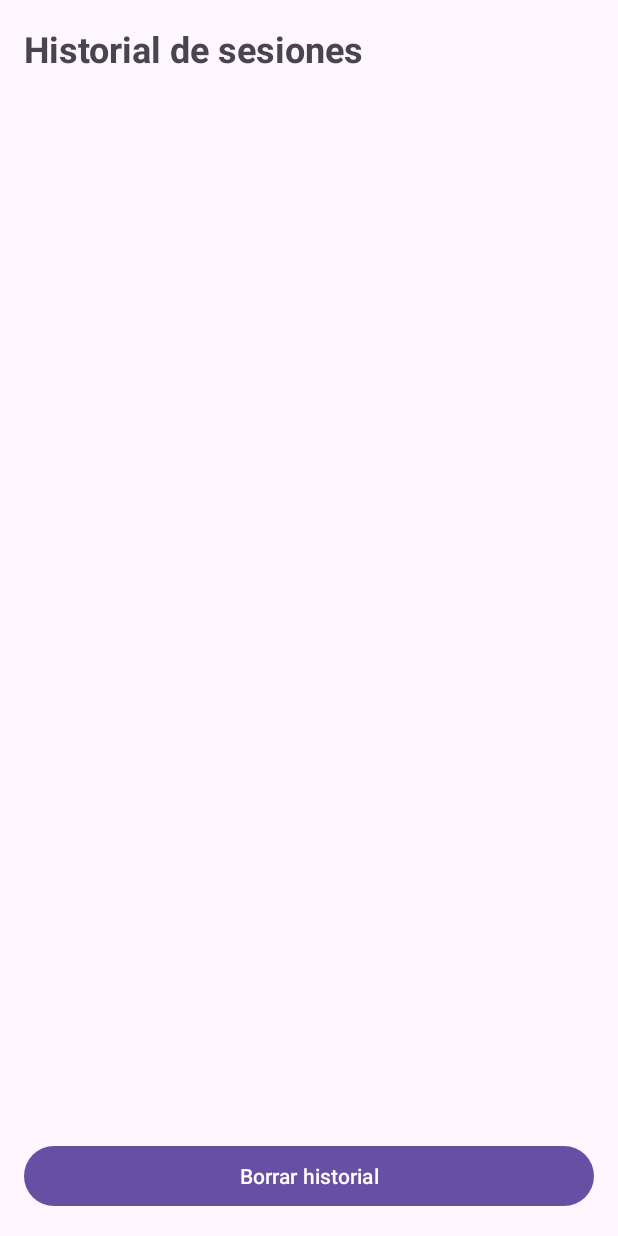
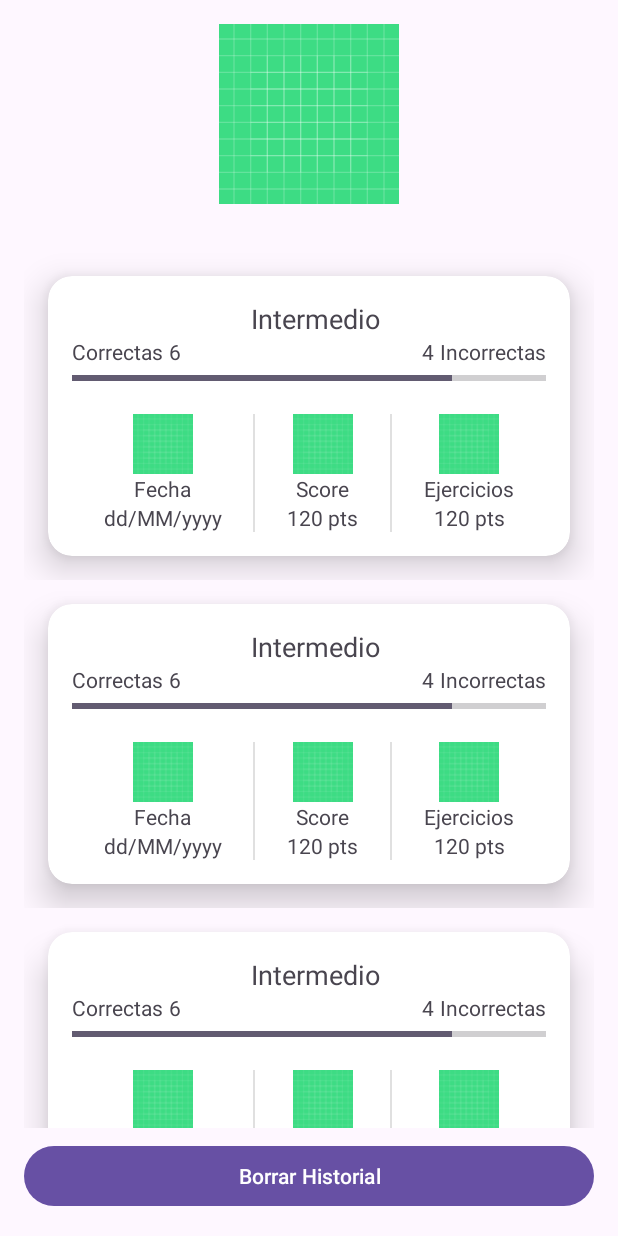
Before and after one commit to JhohellsDL/MultiplicationMasterApplication, an Android app: the layout fragment_session_history.xml on its own in the app's theme, with its tools: preview values and no code run, on a phone screen of 412 x 824 dp. Run offline under Robolectric (Android 15) with nearby library versions, the phone set to English and light mode, and no system bars.

Commit message:
recycler feedback ok, view session history

```diff
--- a/app/src/main/java/com/jdlstudios/multiplicationmasterapplication/data/repositories/interfacesimpl/ExerciseRepositoryImpl.kt
+++ b/app/src/main/java/com/jdlstudios/multiplicationmasterapplication/data/repositories/interfacesimpl/ExerciseRepositoryImpl.kt
@@ -17,7 +17,9 @@ class ExerciseRepositoryImpl(
     }
 
     override suspend fun getExercisesBySessionId(sessionId: Long): List<Exercise> {
-        TODO("Not yet implemented")
+        return exerciseDao.getExercisesForSession(sessionId).map {
+            it.toExercise()
+        }
     }
 
     override suspend fun uploadExercise(exercise: Exercise) {
--- /dev/null
+++ b/app/src/main/java/com/jdlstudios/multiplicationmasterapplication/ui/adapters/FeedbackAdapter.kt
@@ -0,0 +1,44 @@
+package com.jdlstudios.multiplicationmasterapplication.ui.adapters
+
+import android.view.LayoutInflater
+import android.view.View
+import android.view.ViewGroup
+import android.widget.TextView
+import androidx.recyclerview.widget.RecyclerView
+import com.jdlstudios.multiplicationmasterapplication.R
+import com.jdlstudios.multiplicationmasterapplication.data.models.Exercise
+
+class FeedbackAdapter(): RecyclerView.Adapter<FeedbackAdapter.ViewHolder>() {
+
+    var data = listOf<Exercise>()
+
+    class ViewHolder private constructor(itemView: View) : RecyclerView.ViewHolder(itemView){
+        val answerUser: TextView = itemView.findViewById(R.id.text_answer_user)
+
+        fun bind(
+            item: Exercise
+        ){
+            answerUser.text = item.answerUser.toString()
+        }
+
+        companion object {
+            fun from(parent: ViewGroup): ViewHolder {
+                val layoutInflater = LayoutInflater.from(parent.context)
+                val view = layoutInflater.inflate(R.layout.item_exercise, parent, false)
+                return ViewHolder(view)
+            }
+        }
+    }
+    override fun onCreateViewHolder(parent: ViewGroup, viewType: Int): ViewHolder {
+        return ViewHolder.from(parent)
+    }
+
+    override fun onBindViewHolder(holder: ViewHolder, position: Int) {
+        val item = data[position]
+        holder.bind(item)
+    }
+
+    override fun getItemCount(): Int {
+        return data.size
+    }
+}
--- a/app/src/main/java/com/jdlstudios/multiplicationmasterapplication/ui/screens/FeedbackFragment.kt
+++ b/app/src/main/java/com/jdlstudios/multiplicationmasterapplication/ui/screens/FeedbackFragment.kt
@@ -11,6 +11,7 @@ import com.jdlstudios.multiplicationmasterapplication.MultiplicationApplication
 import com.jdlstudios.multiplicationmasterapplication.R
 import com.jdlstudios.multiplicationmasterapplication.data.local.models.SessionEntity
 import com.jdlstudios.multiplicationmasterapplication.databinding.FragmentFeedbackBinding
+import com.jdlstudios.multiplicationmasterapplication.ui.adapters.FeedbackAdapter
 import com.jdlstudios.multiplicationmasterapplication.ui.viewmodels.FeedbackViewModel
 import com.jdlstudios.multiplicationmasterapplication.ui.viewmodels.FeedbackViewModelFactory
 
@@ -23,6 +24,9 @@ class FeedbackFragment : Fragment() {
     ): View {
         binding = FragmentFeedbackBinding.inflate(inflater)
 
+        val adapter: FeedbackAdapter = FeedbackAdapter()
+
+
         val application = requireNotNull(this.activity).applicationContext
         val feedbackViewModel: FeedbackViewModel by viewModels {
             FeedbackViewModelFactory(
@@ -31,11 +35,16 @@ class FeedbackFragment : Fragment() {
             )
         }
 
-
         feedbackViewModel.currentSession.observe(viewLifecycleOwner){
             Log.i("asd",sessionToString(it))
+            feedbackViewModel.getListExercises(it.sessionId)
         }
 
+        feedbackViewModel.listExercises.observe(viewLifecycleOwner){
+            Log.i("asd","Lista ejercicios: $it")
+            adapter.data = it
+            binding.recyclerView.adapter = adapter
+        }
         return binding.root
     }
 
--- a/app/src/main/java/com/jdlstudios/multiplicationmasterapplication/ui/viewmodels/FeedbackViewModel.kt
+++ b/app/src/main/java/com/jdlstudios/multiplicationmasterapplication/ui/viewmodels/FeedbackViewModel.kt
@@ -1,10 +1,12 @@
 package com.jdlstudios.multiplicationmasterapplication.ui.viewmodels
 
+import android.util.Log
 import androidx.lifecycle.LiveData
 import androidx.lifecycle.MutableLiveData
 import androidx.lifecycle.ViewModel
 import androidx.lifecycle.viewModelScope
 import com.jdlstudios.multiplicationmasterapplication.data.local.models.SessionEntity
+import com.jdlstudios.multiplicationmasterapplication.data.models.Exercise
 import com.jdlstudios.multiplicationmasterapplication.data.models.Session
 import com.jdlstudios.multiplicationmasterapplication.data.repositories.interfacesimpl.ExerciseRepositoryImpl
 import com.jdlstudios.multiplicationmasterapplication.data.repositories.interfacesimpl.SessionRepositoryImpl
@@ -19,8 +21,21 @@ class FeedbackViewModel(
     val currentSession: LiveData<SessionEntity>
         get() = _currentSession
 
+
+    private val _listExercises = MutableLiveData<List<Exercise>>()
+    val listExercises: LiveData<List<Exercise>>
+        get() = _listExercises
+
     init {
         getCurrentSession()
+    }
+
+    fun getListExercises(sessionId: Long){
+        viewModelScope.launch {
+            exerciseRepository.getExercisesBySessionId(sessionId).let {
+                _listExercises.value = it
+            }
+        }
     }
 
     private fun getCurrentSession() {
--- a/app/src/main/res/layout/fragment_feedback.xml
+++ b/app/src/main/res/layout/fragment_feedback.xml
@@ -238,6 +238,7 @@
             app:layout_constraintBottom_toBottomOf="@id/restart_button"
             app:layout_constraintTop_toBottomOf="@id/card_view_detail"
             tools:itemCount="40"
+            app:layoutManager="androidx.recyclerview.widget.LinearLayoutManager"
             tools:listitem="@layout/item_exercise" />
 
         <Button
--- a/app/src/main/res/layout/fragment_session_history.xml
+++ b/app/src/main/res/layout/fragment_session_history.xml
@@ -1,40 +1,61 @@
 <?xml version="1.0" encoding="utf-8"?>
 <layout xmlns:android="http://schemas.android.com/apk/res/android"
+    xmlns:app="http://schemas.android.com/apk/res-auto"
     xmlns:tools="http://schemas.android.com/tools"
-    tools:context=".ui.screens.SessionHistoryFragment">
+    tools:context=".ui.screens.FeedbackFragment">
 
-    <LinearLayout
-        android:id="@+id/history_layout"
+    <androidx.constraintlayout.widget.ConstraintLayout
+        android:id="@+id/feedback_constraint_layout"
         android:layout_width="match_parent"
         android:layout_height="match_parent"
         android:orientation="vertical"
         android:padding="16dp">
 
-        <TextView
-            android:id="@+id/history_title_textview"
-            android:layout_width="wrap_content"
+        <androidx.appcompat.widget.AppCompatImageView
+            android:id="@+id/image_feedback"
+            android:layout_width="120dp"
+            android:layout_height="120dp"
+            android:src="@drawable/ic_launcher_background"
+            app:layout_constraintEnd_toEndOf="parent"
+            app:layout_constraintStart_toStartOf="parent"
+            app:layout_constraintTop_toTopOf="parent" />
+
+        <androidx.cardview.widget.CardView
+            android:id="@+id/card_view_detail"
+            android:layout_width="match_parent"
             android:layout_height="wrap_content"
-            android:text="Historial de sesiones"
-            android:textSize="24sp"
-            android:textStyle="bold"
-            android:layout_marginBottom="16dp"/>
+            android:layout_margin="16dp"
+            android:translationZ="10dp"
+            app:cardCornerRadius="16dp"
+            app:cardElevation="4dp"
+            app:layout_constraintEnd_toEndOf="parent"
+            app:layout_constraintStart_toStartOf="parent"
+            app:layout_constraintTop_toBottomOf="@id/image_feedback">
 
-        <ListView
-            android:id="@+id/history_listview"
+
+        </androidx.cardview.widget.CardView>
+
+        <androidx.recyclerview.widget.RecyclerView
+            android:id="@+id/recycler_view"
             android:layout_width="match_parent"
             android:layout_height="0dp"
-            android:layout_weight="1"
-            android:dividerHeight="1dp"
-            android:divider="@color/black"/>
+            android:layout_marginTop="16dp"
+            android:layout_marginBottom="56dp"
+            app:layout_constraintBottom_toBottomOf="@id/restart_button"
+            app:layout_constraintTop_toBottomOf="@id/card_view_detail"
+            tools:itemCount="40"
+            app:layoutManager="androidx.recyclerview.widget.LinearLayoutManager"
+            tools:listitem="@layout/item_session" />
 
         <Button
-            android:id="@+id/clear_history_button"
+            android:id="@+id/restart_button"
             android:layout_width="match_parent"
             android:layout_height="wrap_content"
-            android:text="Borrar historial"
-            android:layout_marginTop="16dp"/>
+            android:text="Borrar Historial"
+            app:layout_constraintBottom_toBottomOf="parent" />
 
-    </LinearLayout>
+
+    </androidx.constraintlayout.widget.ConstraintLayout>
 
 
 </layout>
--- /dev/null
+++ b/app/src/main/res/layout/item_session.xml
@@ -0,0 +1,216 @@
+<?xml version="1.0" encoding="utf-8"?>
+<androidx.constraintlayout.widget.ConstraintLayout xmlns:android="http://schemas.android.com/apk/res/android"
+    xmlns:app="http://schemas.android.com/apk/res-auto"
+    xmlns:tools="http://schemas.android.com/tools"
+    android:layout_width="match_parent"
+    android:layout_height="wrap_content">
+
+    <androidx.cardview.widget.CardView
+        android:id="@+id/card_view_detail"
+        android:layout_width="match_parent"
+        android:layout_height="wrap_content"
+        android:layout_margin="16dp"
+        android:translationZ="10dp"
+        app:cardCornerRadius="16dp"
+        app:cardElevation="4dp"
+        app:layout_constraintBottom_toBottomOf="parent"
+        app:layout_constraintEnd_toEndOf="parent"
+        app:layout_constraintStart_toStartOf="parent"
+        app:layout_constraintTop_toTopOf="parent">
+
+        <androidx.constraintlayout.widget.ConstraintLayout
+            android:layout_width="match_parent"
+            android:layout_height="match_parent"
+            android:padding="16dp">
+
+            <TextView
+                android:id="@+id/text_difficulty"
+                android:layout_width="wrap_content"
+                android:layout_height="wrap_content"
+                android:layout_marginStart="8dp"
+                android:textSize="18sp"
+                app:layout_constraintEnd_toEndOf="parent"
+                app:layout_constraintStart_toStartOf="parent"
+                app:layout_constraintTop_toTopOf="parent"
+                tools:text="Intermedio" />
+
+            <TextView
+                android:id="@+id/correct_textview_label"
+                android:layout_width="wrap_content"
+                android:layout_height="wrap_content"
+                android:text="Correctas"
+                android:textSize="14sp"
+                app:layout_constraintStart_toStartOf="parent"
+                app:layout_constraintTop_toBottomOf="@id/text_difficulty" />
+
+            <TextView
+                android:id="@+id/correct_textview"
+                android:layout_width="wrap_content"
+                android:layout_height="wrap_content"
+                android:textSize="14sp"
+                android:layout_marginStart="4dp"
+                app:layout_constraintStart_toEndOf="@id/correct_textview_label"
+                app:layout_constraintTop_toTopOf="@id/correct_textview_label"
+                tools:text="6" />
+
+            <TextView
+                android:id="@+id/incorrect_textview_label"
+                android:layout_width="wrap_content"
+                android:layout_height="wrap_content"
+                android:text="Incorrectas"
+                android:textSize="14sp"
+                app:layout_constraintEnd_toEndOf="parent"
+                app:layout_constraintTop_toBottomOf="@id/text_difficulty" />
+
+            <TextView
+                android:id="@+id/incorrect_textview"
+                android:layout_width="wrap_content"
+                android:layout_height="wrap_content"
+                android:textSize="14sp"
+                android:layout_marginEnd="4dp"
+                app:layout_constraintEnd_toStartOf="@id/incorrect_textview_label"
+                app:layout_constraintTop_toTopOf="@id/incorrect_textview_label"
+                tools:text="4" />
+
+            <ProgressBar
+                android:id="@+id/progress_bar_correct_incorrect"
+                style="?android:attr/progressBarStyleHorizontal"
+                android:layout_width="match_parent"
+                android:layout_height="wrap_content"
+                android:progress="80"
+                app:layout_constraintEnd_toEndOf="parent"
+                app:layout_constraintStart_toStartOf="parent"
+                app:layout_constraintTop_toBottomOf="@id/correct_textview" />
+
+            <androidx.appcompat.widget.LinearLayoutCompat
+                android:layout_width="match_parent"
+                android:layout_height="wrap_content"
+                android:layout_marginTop="16dp"
+                android:orientation="horizontal"
+                app:layout_constraintTop_toBottomOf="@id/progress_bar_correct_incorrect">
+
+                <androidx.constraintlayout.widget.ConstraintLayout
+                    android:layout_width="wrap_content"
+                    android:layout_height="wrap_content"
+                    android:layout_weight="1">
+
+                    <androidx.appcompat.widget.AppCompatImageView
+                        android:id="@+id/image_icon_time"
+                        android:layout_width="40dp"
+                        android:layout_height="40dp"
+                        android:src="@drawable/ic_launcher_background"
+                        app:layout_constraintEnd_toEndOf="parent"
+                        app:layout_constraintStart_toStartOf="parent"
+                        app:layout_constraintTop_toTopOf="parent" />
+
+                    <TextView
+                        android:id="@+id/time_textview_label"
+                        android:layout_width="wrap_content"
+                        android:layout_height="wrap_content"
+                        android:text="Fecha"
+                        android:textSize="14sp"
+                        app:layout_constraintEnd_toEndOf="parent"
+                        app:layout_constraintStart_toStartOf="parent"
+                        app:layout_constraintTop_toBottomOf="@id/image_icon_time" />
+
+                    <TextView
+                        android:id="@+id/time_textview"
+                        android:layout_width="wrap_content"
+                        android:layout_height="wrap_content"
+                        android:textSize="14sp"
+                        app:layout_constraintEnd_toEndOf="parent"
+                        app:layout_constraintStart_toStartOf="parent"
+                        app:layout_constraintTop_toBottomOf="@id/time_textview_label"
+                        tools:text="dd/MM/yyyy" />
+
+                </androidx.constraintlayout.widget.ConstraintLayout>
+
+                <View
+                    android:id="@+id/divider1"
+                    android:layout_width="1dp"
+                    android:layout_height="match_parent"
+                    android:background="?android:attr/listDivider" />
+
+                <androidx.constraintlayout.widget.ConstraintLayout
+                    android:layout_width="wrap_content"
+                    android:layout_height="wrap_content"
+                    android:layout_weight="1">
+
+                    <androidx.appcompat.widget.AppCompatImageView
+                        android:id="@+id/image_icon_score"
+                        android:layout_width="40dp"
+                        android:layout_height="40dp"
+                        android:src="@drawable/ic_launcher_background"
+                        app:layout_constraintEnd_toEndOf="parent"
+                        app:layout_constraintStart_toStartOf="parent"
+                        app:layout_constraintTop_toTopOf="parent" />
+
+                    <TextView
+                        android:id="@+id/score_textview_label"
+                        android:layout_width="wrap_content"
+                        android:layout_height="wrap_content"
+                        android:text="Score"
+                        android:textSize="14sp"
+                        app:layout_constraintEnd_toEndOf="parent"
+                        app:layout_constraintStart_toStartOf="parent"
+                        app:layout_constraintTop_toBottomOf="@id/image_icon_score" />
+
+                    <TextView
+                        android:id="@+id/score_textview"
+                        android:layout_width="wrap_content"
+                        android:layout_height="wrap_content"
+                        android:textSize="14sp"
+                        app:layout_constraintEnd_toEndOf="parent"
+                        app:layout_constraintStart_toStartOf="parent"
+                        app:layout_constraintTop_toBottomOf="@id/score_textview_label"
+                        tools:text="120 pts" />
+
+                </androidx.constraintlayout.widget.ConstraintLayout>
+
+                <View
+                    android:id="@+id/divider2"
+                    android:layout_width="1dp"
+                    android:layout_height="match_parent"
+                    android:background="?android:attr/listDivider" />
+
+                <androidx.constraintlayout.widget.ConstraintLayout
+                    android:layout_width="wrap_content"
+                    android:layout_height="wrap_content"
+                    android:layout_weight="1">
+
+                    <androidx.appcompat.widget.AppCompatImageView
+                        android:id="@+id/image_icon_number_exercises"
+                        android:layout_width="40dp"
+                        android:layout_height="40dp"
+                        android:src="@drawable/ic_launcher_background"
+                        app:layout_constraintEnd_toEndOf="parent"
+                        app:layout_constraintStart_toStartOf="parent"
+                        app:layout_constraintTop_toTopOf="parent" />
+
+                    <TextView
+                        android:id="@+id/number_exercises_textview_label"
+                        android:layout_width="wrap_content"
+                        android:layout_height="wrap_content"
+                        android:text="Ejercicios"
+                        android:textSize="14sp"
+                        app:layout_constraintEnd_toEndOf="parent"
+                        app:layout_constraintStart_toStartOf="parent"
+                        app:layout_constraintTop_toBottomOf="@id/image_icon_number_exercises" />
+
+                    <TextView
+                        android:id="@+id/number_exercises_textview"
+                        android:layout_width="wrap_content"
+                        android:layout_height="wrap_content"
+                        android:textSize="14sp"
+                        app:layout_constraintEnd_toEndOf="parent"
+                        app:layout_constraintStart_toStartOf="parent"
+                        app:layout_constraintTop_toBottomOf="@id/number_exercises_textview_label"
+                        tools:text="120 pts" />
+
+                </androidx.constraintlayout.widget.ConstraintLayout>
+            </androidx.appcompat.widget.LinearLayoutCompat>
+        </androidx.constraintlayout.widget.ConstraintLayout>
+
+    </androidx.cardview.widget.CardView>
+
+</androidx.constraintlayout.widget.ConstraintLayout>
```
